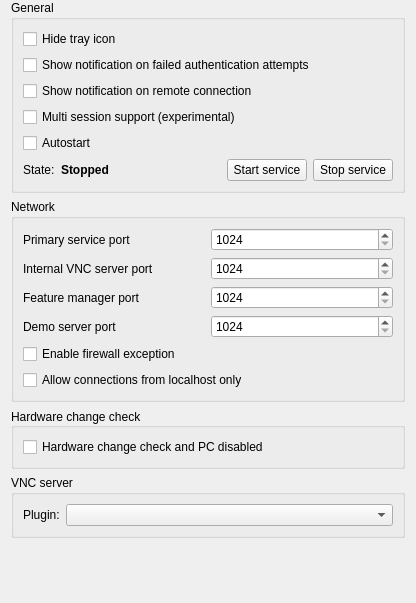
hamonikr/hamonize, file hamonize-admin/configurator/src/ServiceConfigurationPage.ui: the form before one commit.
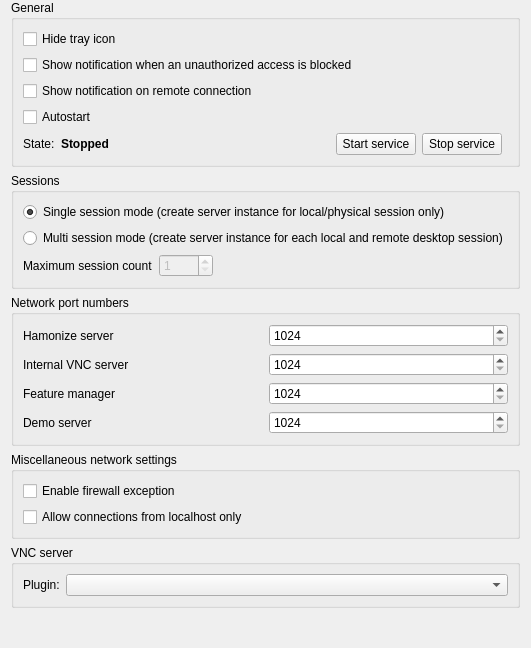
The form after the commit. Icons and pictures are not drawn.

Commit message: upgrade hamonize-admin to veyon4.5

Diff of the .ui file:
```diff
--- a/hamonize-admin/configurator/src/ServiceConfigurationPage.ui
+++ b/hamonize-admin/configurator/src/ServiceConfigurationPage.ui
@@ -2,18 +2,10 @@
 <ui version="4.0">
  <class>ServiceConfigurationPage</class>
  <widget class="QWidget" name="ServiceConfigurationPage">
-  <property name="geometry">
-   <rect>
-    <x>0</x>
-    <y>0</y>
-    <width>416</width>
-    <height>603</height>
-   </rect>
-  </property>
   <property name="windowTitle">
    <string notr="true">Form</string>
   </property>
-  <layout class="QVBoxLayout" name="verticalLayout_2">
+  <layout class="QVBoxLayout" name="verticalLayout">
    <property name="topMargin">
     <number>0</number>
    </property>
@@ -26,21 +18,21 @@
       <string>General</string>
      </property>
      <layout class="QGridLayout" name="gridLayout_12">
-      <item row="2" column="0" colspan="5">
+      <item row="1" column="0" colspan="2">
+       <widget class="QCheckBox" name="failedAuthenticationNotificationsEnabled">
+        <property name="text">
+         <string>Show notification when an unauthorized access is blocked</string>
+        </property>
+       </widget>
+      </item>
+      <item row="2" column="0" colspan="2">
        <widget class="QCheckBox" name="remoteConnectionNotificationsEnabled">
         <property name="text">
          <string>Show notification on remote connection</string>
         </property>
        </widget>
       </item>
-      <item row="1" column="0" colspan="5">
-       <widget class="QCheckBox" name="failedAuthenticationNotificationsEnabled">
-        <property name="text">
-         <string>Show notification on failed authentication attempts</string>
-        </property>
-       </widget>
-      </item>
-      <item row="0" column="0" colspan="5">
+      <item row="0" column="0" colspan="2">
        <widget class="QCheckBox" name="isTrayIconHidden">
         <property name="text">
          <string>Hide tray icon</string>
@@ -48,87 +40,173 @@
        </widget>
       </item>
       <item row="5" column="0">
-       <widget class="QLabel" name="label_16">
-        <property name="text">
-         <string>State:</string>
-        </property>
-       </widget>
-      </item>
-      <item row="5" column="3">
-       <widget class="QPushButton" name="startService">
-        <property name="text">
-         <string>Start service</string>
-        </property>
-        <property name="icon">
-         <iconset resource="../resources/configurator.qrc">
-          <normaloff>:/configurator/media-playback-start.png</normaloff>:/configurator/media-playback-start.png</iconset>
-        </property>
-       </widget>
-      </item>
-      <item row="4" column="0" colspan="5">
        <widget class="QCheckBox" name="autostartService">
         <property name="text">
          <string>Autostart</string>
         </property>
        </widget>
       </item>
-      <item row="3" column="0" colspan="5">
-       <widget class="QCheckBox" name="isMultiSessionServiceEnabled">
+      <item row="6" column="0">
+       <layout class="QHBoxLayout" name="horizontalLayout_3">
+        <item>
+         <widget class="QLabel" name="label_16">
+          <property name="text">
+           <string>State:</string>
+          </property>
+         </widget>
+        </item>
+        <item>
+         <widget class="QLabel" name="serviceState">
+          <property name="font">
+           <font>
+            <weight>75</weight>
+            <bold>true</bold>
+           </font>
+          </property>
+          <property name="text">
+           <string>Stopped</string>
+          </property>
+         </widget>
+        </item>
+        <item>
+         <spacer name="horizontalSpacer_9">
+          <property name="orientation">
+           <enum>Qt::Horizontal</enum>
+          </property>
+          <property name="sizeHint" stdset="0">
+           <size>
+            <width>40</width>
+            <height>20</height>
+           </size>
+          </property>
+         </spacer>
+        </item>
+        <item>
+         <widget class="QPushButton" name="startService">
+          <property name="text">
+           <string>Start service</string>
+          </property>
+          <property name="icon">
+           <iconset resource="../resources/configurator.qrc">
+            <normaloff>:/configurator/media-playback-start.png</normaloff>:/configurator/media-playback-start.png</iconset>
+          </property>
+         </widget>
+        </item>
+        <item>
+         <widget class="QPushButton" name="stopService">
+          <property name="text">
+           <string>Stop service</string>
+          </property>
+          <property name="icon">
+           <iconset resource="../resources/configurator.qrc">
+            <normaloff>:/configurator/media-playback-stop.png</normaloff>:/configurator/media-playback-stop.png</iconset>
+          </property>
+         </widget>
+        </item>
+       </layout>
+      </item>
+     </layout>
+    </widget>
+   </item>
+   <item>
+    <widget class="QGroupBox" name="groupBox">
+     <property name="title">
+      <string>Sessions</string>
+     </property>
+     <layout class="QVBoxLayout" name="verticalLayout_2">
+      <item>
+       <widget class="QRadioButton" name="singleSessionModeEnabled">
+        <property name="text">
+         <string>Single session mode (create server instance for local/physical session only)</string>
+        </property>
+        <property name="checked">
+         <bool>true</bool>
+        </property>
+        <attribute name="buttonGroup">
+         <string notr="true">sessionModeButtonGroup</string>
+        </attribute>
+       </widget>
+      </item>
+      <item>
+       <widget class="QRadioButton" name="multiSessionModeEnabled">
         <property name="toolTip">
          <string>Enabling this option will make the service launch a server process for every interactive session on a computer.
 Typically this is required to support terminal servers.</string>
         </property>
         <property name="text">
-         <string>Multi session support (experimental)</string>
+         <string>Multi session mode (create server instance for each local and remote desktop session)</string>
         </property>
+        <attribute name="buttonGroup">
+         <string notr="true">sessionModeButtonGroup</string>
+        </attribute>
        </widget>
       </item>
-      <item row="5" column="4">
-       <widget class="QPushButton" name="stopService">
-        <property name="text">
-         <string>Stop service</string>
-        </property>
-        <property name="icon">
-         <iconset resource="../resources/configurator.qrc">
-          <normaloff>:/configurator/media-playback-stop.png</normaloff>:/configurator/media-playback-stop.png</iconset>
-        </property>
-       </widget>
-      </item>
-      <item row="5" column="2">
-       <spacer name="horizontalSpacer_9">
-        <property name="orientation">
-         <enum>Qt::Horizontal</enum>
-        </property>
-        <property name="sizeHint" stdset="0">
-         <size>
-          <width>40</width>
-          <height>20</height>
-         </size>
-        </property>
-       </spacer>
-      </item>
-      <item row="5" column="1">
-       <widget class="QLabel" name="serviceState">
-        <property name="font">
-         <font>
-          <weight>75</weight>
-          <bold>true</bold>
-         </font>
-        </property>
-        <property name="text">
-         <string>Stopped</string>
-        </property>
-       </widget>
+      <item>
+       <layout class="QHBoxLayout" name="horizontalLayout_2">
+        <item>
+         <widget class="QLabel" name="label_2">
+          <property name="text">
+           <string>Maximum session count</string>
+          </property>
+         </widget>
+        </item>
+        <item>
+         <widget class="QSpinBox" name="maximumSessionCount">
+          <property name="enabled">
+           <bool>false</bool>
+          </property>
+          <property name="minimum">
+           <number>1</number>
+          </property>
+          <property name="maximum">
+           <number>1000</number>
+          </property>
+         </widget>
+        </item>
+        <item>
+         <spacer name="horizontalSpacer">
+          <property name="orientation">
+           <enum>Qt::Horizontal</enum>
+          </property>
+          <property name="sizeHint" stdset="0">
+           <size>
+            <width>40</width>
+            <height>20</height>
+           </size>
+          </property>
+         </spacer>
+        </item>
+       </layout>
       </item>
      </layout>
     </widget>
    </item>
    <item>
-    <widget class="QGroupBox" name="networkGroupBox">
+    <widget class="QGroupBox" name="networkPortNumbersGroupBox">
      <property name="title">
-      <string>Network</string>
+      <string>Network port numbers</string>
      </property>
      <layout class="QGridLayout" name="gridLayout_11">
+      <item row="0" column="1">
+       <widget class="QSpinBox" name="veyonServerPort">
+        <property name="minimum">
+         <number>1024</number>
+        </property>
+        <property name="maximum">
+         <number>65535</number>
+        </property>
+       </widget>
+      </item>
+      <item row="3" column="1">
+       <widget class="QSpinBox" name="demoServerPort">
+        <property name="minimum">
+         <number>1024</number>
+        </property>
+        <property name="maximum">
+         <number>65535</number>
+        </property>
+       </widget>
+      </item>
       <item row="2" column="1">
        <widget class="QSpinBox" name="featureWorkerManagerPort">
         <property name="minimum">
@@ -139,97 +217,67 @@
         </property>
        </widget>
       </item>
-      <item row="3" column="0">
-       <widget class="QLabel" name="label_13">
+      <item row="0" column="0">
+       <widget class="QLabel" name="label_12">
         <property name="text">
-         <string>Demo server port</string>
+         <string>Hamonize server</string>
         </property>
        </widget>
       </item>
-      <item row="0" column="1">
-       <widget class="QSpinBox" name="primaryServicePort">
-        <property name="minimum">
-         <number>1024</number>
-        </property>
-        <property name="maximum">
-         <number>65535</number>
+      <item row="1" column="0">
+       <widget class="QLabel" name="label_15">
+        <property name="text">
+         <string>Internal VNC server</string>
         </property>
        </widget>
       </item>
       <item row="2" column="0">
        <widget class="QLabel" name="label_14">
         <property name="text">
-         <string>Feature manager port</string>
+         <string>Feature manager</string>
         </property>
        </widget>
       </item>
-      <item row="0" column="0">
-       <widget class="QLabel" name="label_12">
+      <item row="3" column="0">
+       <widget class="QLabel" name="label_13">
         <property name="text">
-         <string>Primary service port</string>
+         <string>Demo server</string>
         </property>
        </widget>
       </item>
-      <item row="4" column="0" colspan="2">
+      <item row="1" column="1">
+       <widget class="QSpinBox" name="vncServerPort">
+        <property name="minimum">
+         <number>1024</number>
+        </property>
+        <property name="maximum">
+         <number>65535</number>
+        </property>
+       </widget>
+      </item>
+     </layout>
+    </widget>
+   </item>
+   <item>
+    <widget class="QGroupBox" name="miscNetworkSettingsGroupBox">
+     <property name="title">
+      <string>Miscellaneous network settings</string>
+     </property>
+     <layout class="QVBoxLayout" name="verticalLayout_3">
+      <item>
        <widget class="QCheckBox" name="isFirewallExceptionEnabled">
         <property name="text">
          <string>Enable firewall exception</string>
         </property>
        </widget>
       </item>
-      <item row="3" column="1">
-       <widget class="QSpinBox" name="demoServerPort">
-        <property name="minimum">
-         <number>1024</number>
-        </property>
-        <property name="maximum">
-         <number>65535</number>
-        </property>
-       </widget>
-      </item>
-      <item row="5" column="0" colspan="2">
+      <item>
        <widget class="QCheckBox" name="localConnectOnly">
         <property name="text">
          <string>Allow connections from localhost only</string>
         </property>
        </widget>
       </item>
-      <item row="1" column="0">
-       <widget class="QLabel" name="label_15">
-        <property name="text">
-         <string>Internal VNC server port</string>
-        </property>
-       </widget>
-      </item>
-      <item row="1" column="1">
-       <widget class="QSpinBox" name="vncServerPort">
-        <property name="minimum">
-         <number>1024</number>
-        </property>
-        <property name="maximum">
-         <number>65535</number>
-        </property>
-       </widget>
-      </item>
-     </layout>
-    </widget>
-   </item>
-   <item>
-    <widget class="QGroupBox" name="groupBox_HW">
-     <property name="title">
-      <string>Hardware change check</string>
-     </property>
-     <property name="alignment">
-      <set>Qt::AlignLeading|Qt::AlignLeft|Qt::AlignVCenter</set>
-     </property>
-     <layout class="QGridLayout" name="gridLayout_2">
-      <item row="0" column="0">
-       <widget class="QCheckBox" name="isHardwareChangeCheck">
-        <property name="text">
-         <string>Hardware change check and PC disabled</string>
-        </property>
-       </widget>
-      </item>
      </layout>
     </widget>
    </item>
```
Left out of the diff: 25 changed lines with no effect on the pictures. The commit also changes 723 other files.
